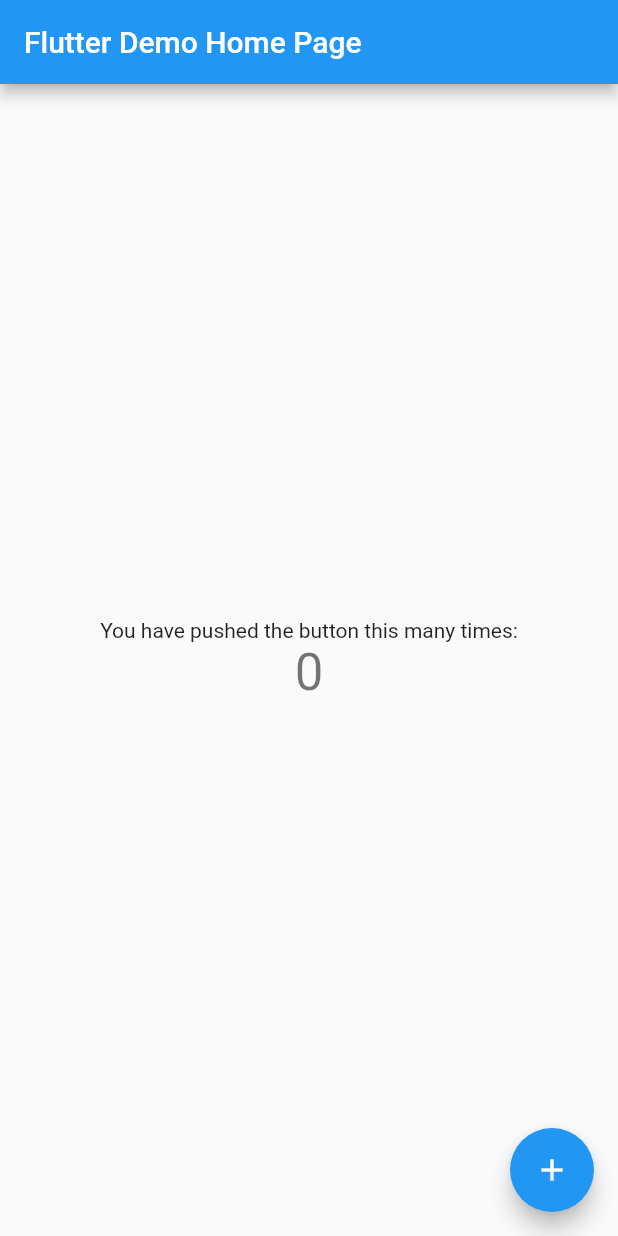
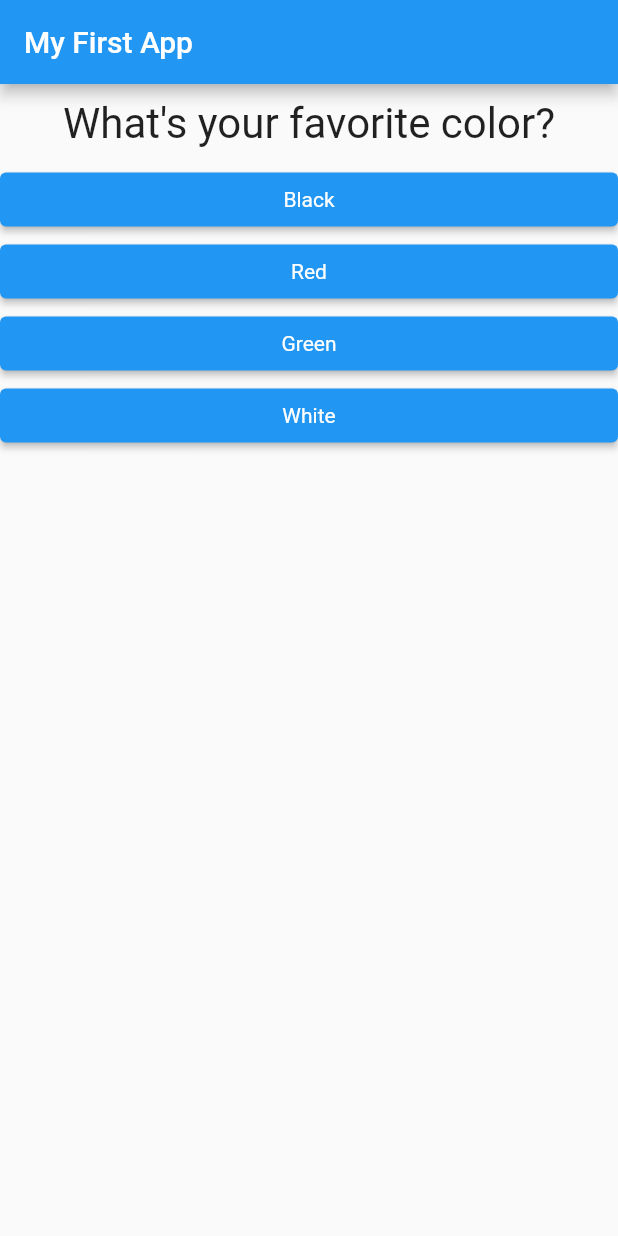
Before and after one commit to steadysamwise4/quiz_app, a Flutter app: the screen it shows after launch, on a phone screen of 412 x 824 dp. Run offline on Flutter 3.47's test engine with Material 2 defaults, Android fonts, the phone set to English and light mode, and no system bars.

Commit message:
Added widgets and refactored to use some simple dynamic data for questions and answers

```diff
--- /dev/null
+++ b/lib/answer.dart
@@ -0,0 +1,25 @@
+import "package:flutter/material.dart";
+
+class Answer extends StatelessWidget {
+  final VoidCallback selectHandler;
+  final String answerText;
+
+  Answer(this.selectHandler, this.answerText);
+
+  @override
+  Widget build(BuildContext context) {
+    return Container(
+      width: double.infinity,
+      child: ElevatedButton(
+        style: ElevatedButton.styleFrom(
+          backgroundColor: Colors.blue,
+          textStyle: const TextStyle(
+            color: Colors.white,
+          ),
+        ),
+        child: Text(answerText),
+        onPressed: selectHandler,
+      ),
+    );
+  }
+}
--- a/lib/main.dart
+++ b/lib/main.dart
@@ -1,113 +1,65 @@
 import 'package:flutter/material.dart';
+
+import 'result.dart';
+import './quiz.dart';
 
 void main() {
   runApp(MyApp());
 }
 
-class MyApp extends StatelessWidget {
-  // This widget is the root of your application.
+class MyApp extends StatefulWidget {
   @override
-  Widget build(BuildContext context) {
-    return MaterialApp(
-      title: 'Flutter Demo',
-      theme: ThemeData(
-        // This is the theme of your application.
-        //
-        // Try running your application with "flutter run". You'll see the
-        // application has a blue toolbar. Then, without quitting the app, try
-        // changing the primarySwatch below to Colors.green and then invoke
-        // "hot reload" (press "r" in the console where you ran "flutter run",
-        // or simply save your changes to "hot reload" in a Flutter IDE).
-        // Notice that the counter didn't reset back to zero; the application
-        // is not restarted.
-        primarySwatch: Colors.blue,
-      ),
-      home: MyHomePage(title: 'Flutter Demo Home Page'),
-    );
+  State<StatefulWidget> createState() {
+    // TODO: implement createState
+    return _MyAppState();
   }
 }
 
-class MyHomePage extends StatefulWidget {
-  MyHomePage({Key key, this.title}) : super(key: key);
+class _MyAppState extends State<MyApp> {
+  final _questions = const [
+    {
+      'questionText': 'What\'s your favorite color?',
+      'answers': ['Black', 'Red', 'Green', 'White'],
+    },
+    {
+      'questionText': 'What\'s your favorite animal?',
+      'answers': ['Rabbit', 'Snake', 'Elephant', 'Lion'],
+    },
+    {
+      'questionText': 'Who\'s your favorite instructor?',
+      'answers': ['Max', 'Max', 'Max', 'Max'],
+    },
+  ];
 
-  // This widget is the home page of your application. It is stateful, meaning
-  // that it has a State object (defined below) that contains fields that affect
-  // how it looks.
+  var _questionIndex = 0;
 
-  // This class is the configuration for the state. It holds the values (in this
-  // case the title) provided by the parent (in this case the App widget) and
-  // used by the build method of the State. Fields in a Widget subclass are
-  // always marked "final".
+  void _answerQuestion() {
+    setState(() {
+      _questionIndex = _questionIndex + 1;
+    });
+    print(_questionIndex);
 
-  final String title;
-
-  @override
-  _MyHomePageState createState() => _MyHomePageState();
-}
-
-class _MyHomePageState extends State<MyHomePage> {
-  int _counter = 0;
-
-  void _incrementCounter() {
-    setState(() {
-      // This call to setState tells the Flutter framework that something has
-      // changed in this State, which causes it to rerun the build method below
-      // so that the display can reflect the updated values. If we changed
-      // _counter without calling setState(), then the build method would not be
-      // called again, and so nothing would appear to happen.
-      _counter++;
-    });
+    if (_questionIndex < _questions.length) {
+      print('We have more questions!');
+    } else {
+      print('No more questions!');
+    }
   }
 
   @override
   Widget build(BuildContext context) {
-    // This method is rerun every time setState is called, for instance as done
-    // by the _incrementCounter method above.
-    //
-    // The Flutter framework has been optimized to make rerunning build methods
-    // fast, so that you can just rebuild anything that needs updating rather
-    // than having to individually change instances of widgets.
-    return Scaffold(
-      appBar: AppBar(
-        // Here we take the value from the MyHomePage object that was created by
-        // the App.build method, and use it to set our appbar title.
-        title: Text(widget.title),
+    return MaterialApp(
+      home: Scaffold(
+        appBar: AppBar(
+          title: Text('My First App'),
+        ),
+        body: _questionIndex < _questions.length
+            ? Quiz(
+                answerQuestion: _answerQuestion,
+                questionIndex: _questionIndex,
+                questions: _questions)
+            : Result(),
       ),
-      body: Center(
-        // Center is a layout widget. It takes a single child and positions it
-        // in the middle of the parent.
-        child: Column(
-          // Column is also a layout widget. It takes a list of children and
-          // arranges them vertically. By default, it sizes itself to fit its
-          // children horizontally, and tries to be as tall as its parent.
-          //
-          // Invoke "debug painting" (press "p" in the console, choose the
-          // "Toggle Debug Paint" action from the Flutter Inspector in Android
-          // Studio, or the "Toggle Debug Paint" command in Visual Studio Code)
-          // to see the wireframe for each widget.
-          //
-          // Column has various properties to control how it sizes itself and
-          // how it positions its children. Here we use mainAxisAlignment to
-          // center the children vertically; the main axis here is the vertical
-          // axis because Columns are vertical (the cross axis would be
-          // horizontal).
-          mainAxisAlignment: MainAxisAlignment.center,
-          children: <Widget>[
-            Text(
-              'You have pushed the button this many times:',
-            ),
-            Text(
-              '$_counter',
-              style: Theme.of(context).textTheme.headline4,
-            ),
-          ],
-        ),
-      ),
-      floatingActionButton: FloatingActionButton(
-        onPressed: _incrementCounter,
-        tooltip: 'Increment',
-        child: Icon(Icons.add),
-      ), // This trailing comma makes auto-formatting nicer for build methods.
     );
   }
 }
--- /dev/null
+++ b/lib/question.dart
@@ -0,0 +1,20 @@
+import 'package:flutter/material.dart';
+
+class Question extends StatelessWidget {
+  final String questionText;
+
+  Question(this.questionText);
+
+  @override
+  Widget build(BuildContext context) {
+    return Container(
+      width: double.infinity,
+      margin: EdgeInsets.all(10),
+      child: Text(
+        questionText,
+        style: TextStyle(fontSize: 28),
+        textAlign: TextAlign.center,
+      ),
+    );
+  }
+}
--- /dev/null
+++ b/lib/quiz.dart
@@ -0,0 +1,29 @@
+import 'package:flutter/material.dart';
+import './question.dart';
+import './answer.dart';
+
+class Quiz extends StatelessWidget {
+  final List<Map<String, Object>> questions;
+  final int questionIndex;
+  final Function answerQuestion;
+
+  Quiz({
+    @required this.questions,
+    @required this.questionIndex,
+    @required this.answerQuestion,
+  });
+
+  @override
+  Widget build(BuildContext context) {
+    return Column(
+      children: [
+        Question(
+          questions[questionIndex]['questionText'] as String,
+        ),
+        ...(questions[questionIndex]['answers'] as List<String>).map((answer) {
+          return Answer(answerQuestion, answer);
+        }).toList()
+      ],
+    );
+  }
+}
--- /dev/null
+++ b/lib/result.dart
@@ -0,0 +1,10 @@
+import 'package:flutter/material.dart';
+
+class Result extends StatelessWidget {
+  @override
+  Widget build(BuildContext context) {
+    return Center(
+      child: Text('You did it!'),
+    );
+  }
+}
```
Also changed, not shown: pubspec.lock, 4 other files.
